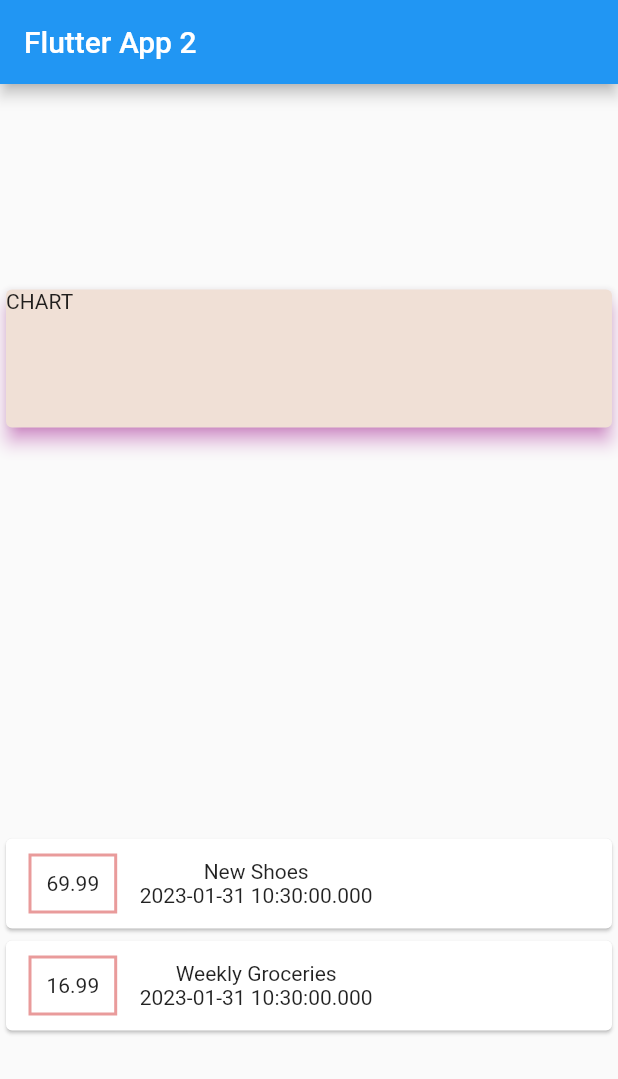
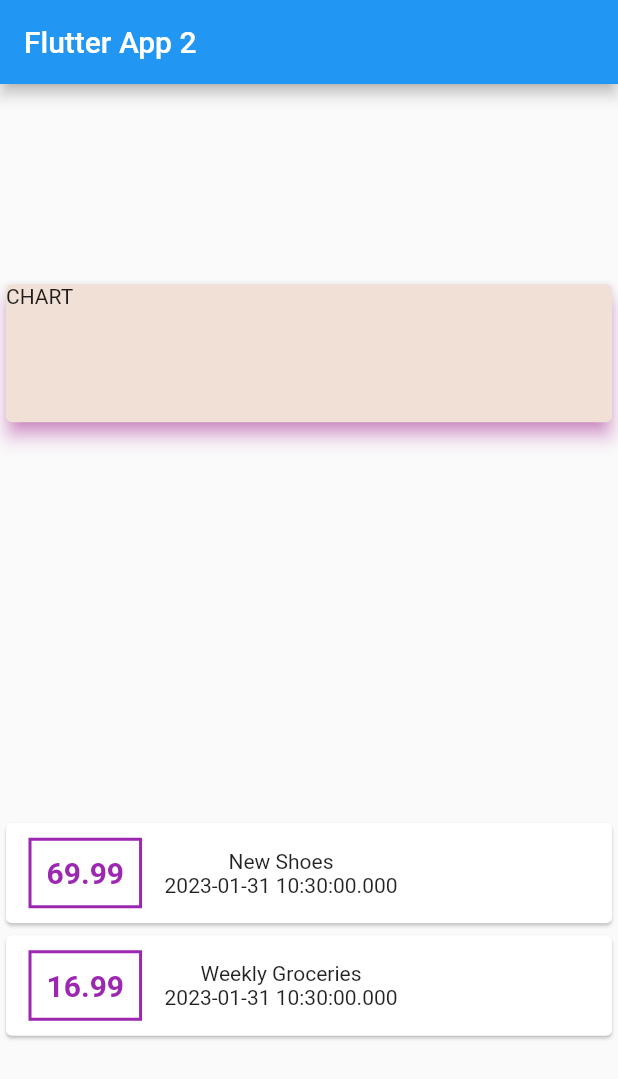
Before and after one commit to Arafat6462/Flutter, a Flutter app: the screen it shows after launch, on a phone screen of 412 x 824 dp. Shown: the top 1079 px of the screen. Run offline on Flutter 3.47's test engine with Material 2 defaults, Android fonts, the phone set to English and light mode, and no system bars.

Commit message:
styling text

```diff
--- a/expense_planner/lib/main.dart
+++ b/expense_planner/lib/main.dart
@@ -67,11 +67,15 @@ class MyHomePage extends StatelessWidget {
                       ),
                       decoration: BoxDecoration(
                           border: Border.all(
-                              color: Color.fromARGB(255, 233, 155, 155),
+                              color: Colors.purple,
                               width: 2)),
                       padding: EdgeInsets.all(10),
                       child: Text(
                         tx.amount.toString(),
+                        style: TextStyle(
+                            fontWeight: FontWeight.bold,
+                            fontSize: 20,
+                            color: Colors.purple),
                       ),
                     ),
                     Column(
```
